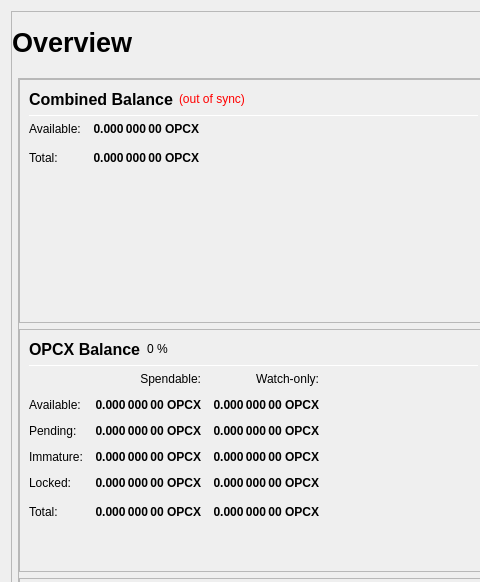
Old version of the form src/qt/forms/overviewpage.ui in the repository Zoras2/OPCoinX; both pictures show x 0 to 480 and y 0 to 582 of the 978 by 841 pixel window.
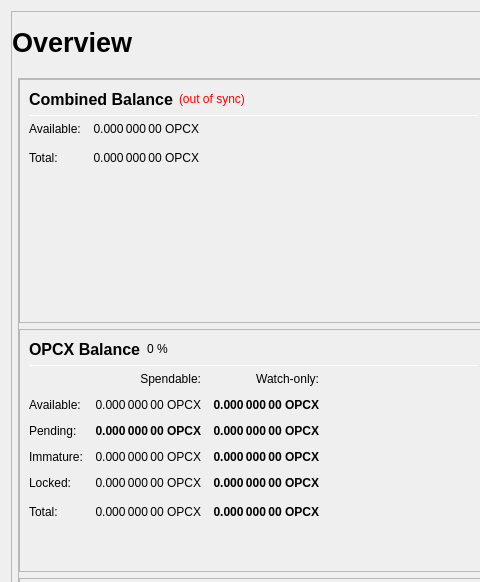
New version of the form.

```diff
--- a/src/qt/forms/overviewpage.ui
+++ b/src/qt/forms/overviewpage.ui
@@ -295,7 +295,7 @@
                         <widget class="QLabel" name="labelBalancez">
                          <property name="font">
                           <font>
-                           <weight>75</weight>
+                           <weight>38</weight>
                            <bold>true</bold>
                           </font>
                          </property>
@@ -327,7 +327,7 @@
                         <widget class="QLabel" name="labelTotalz">
                          <property name="font">
                           <font>
-                           <weight>75</weight>
+                           <weight>38</weight>
                            <bold>true</bold>
                           </font>
                          </property>
@@ -487,7 +487,7 @@
                         <widget class="QLabel" name="labelBalance">
                          <property name="font">
                           <font>
-                           <weight>75</weight>
+                           <weight>38</weight>
                            <bold>true</bold>
                           </font>
                          </property>
@@ -601,7 +601,7 @@
                         <widget class="QLabel" name="labelImmature">
                          <property name="font">
                           <font>
-                           <weight>75</weight>
+                           <weight>38</weight>
                            <bold>true</bold>
                           </font>
                          </property>
@@ -661,7 +661,7 @@
                         <widget class="QLabel" name="labelLockedBalance">
                          <property name="font">
                           <font>
-                           <weight>75</weight>
+                           <weight>38</weight>
                            <bold>true</bold>
                           </font>
                          </property>
@@ -721,7 +721,7 @@
                         <widget class="QLabel" name="labelTotal">
                          <property name="font">
                           <font>
-                           <weight>75</weight>
+                           <weight>38</weight>
                            <bold>true</bold>
                           </font>
                          </property>
```
